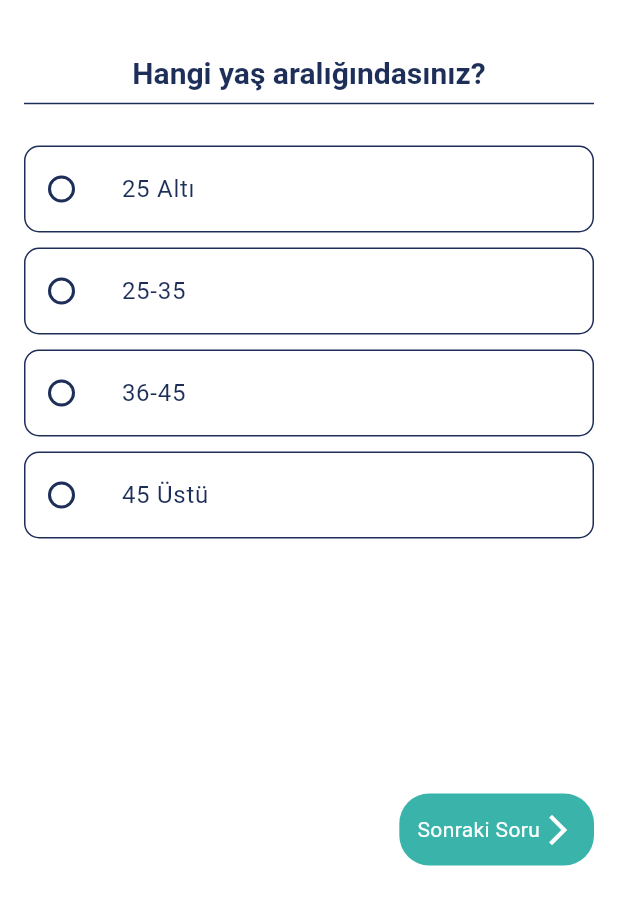
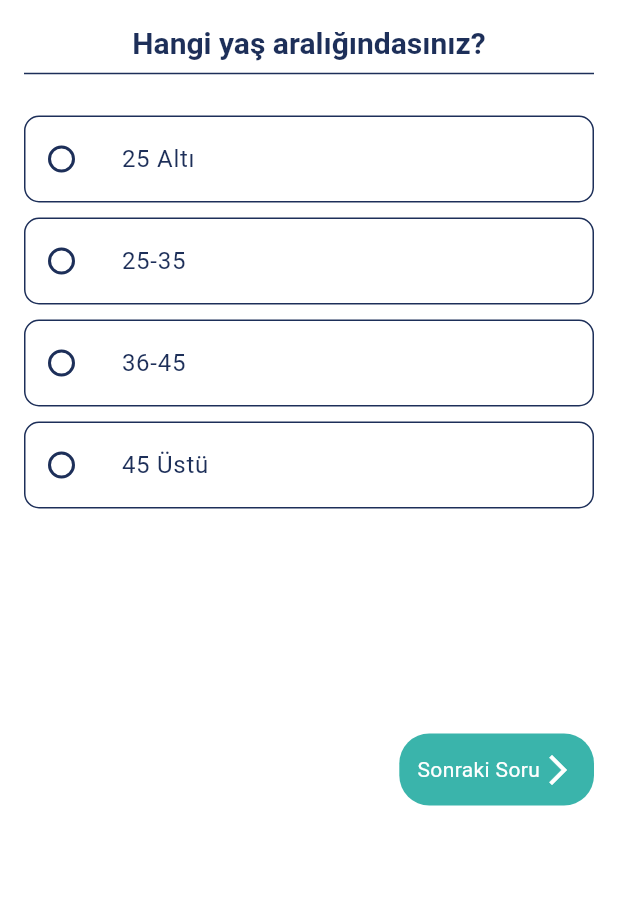
Before and after one commit to cekole/credit_card_recommendation_system, a Flutter app: the QuestionCard widget shown alone on an empty page, opened directly with sample values from the repository, on a phone screen of 412 x 824 dp. Shown: the top 905 px of the screen. Run offline on Flutter 3.47's test engine with Material 2 defaults, Android fonts, the phone set to English and light mode, and no system bars; our stand-ins replace webview_flutter; missing offline and left inert: flutter_carousel_slider.

Commit message:
appIcon, appName and minor changes

```diff
--- a/lib/screens/offers_page.dart
+++ b/lib/screens/offers_page.dart
@@ -80,7 +80,6 @@ class OffersPage extends StatelessWidget {
                   const SizedBox(
                     height: 20,
                   ),
-
                   ActiveOffers(activeOffers: activeOffers),
                 ],
               );
--- a/lib/widgets/question_card.dart
+++ b/lib/widgets/question_card.dart
@@ -29,9 +29,6 @@ class _QuestionCardState extends State<QuestionCard> {
           children: [
             Column(
               children: [
-                const SizedBox(
-                  height: 20,
-                ),
                 Center(
                   child: Text(
                     widget.question.title,
@@ -88,9 +85,6 @@ class _QuestionCardState extends State<QuestionCard> {
                 ),
               ],
             ),
-            SizedBox(
-              height: 20,
-            ),
             Row(
               children: [
                 Provider.of<QuestionsProvider>(context, listen: false)
```
Also changed, not shown: lib/main.dart (+8 -1 lines), lib/utils/providers/carousel_provider.dart (+2 -5 lines), pubspec.yaml (+8 -0 lines), assets/app_logo.png (added), pubspec.lock, 29 other files.
